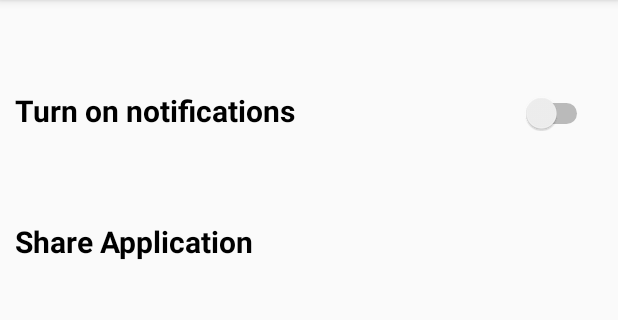
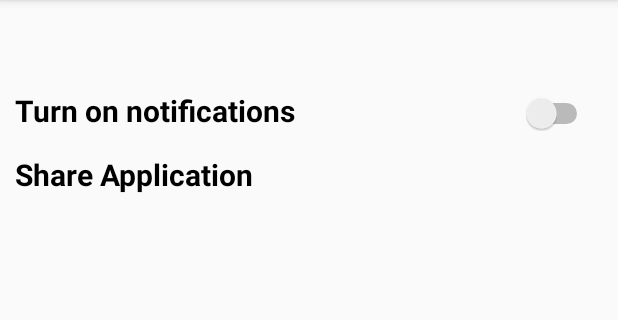
Before and after one commit to ReyCarmel/VebSchool, an Android app: the SettingsActivity screen opened directly, with no data from a screen before it, on a phone screen of 412 x 824 dp, the part 84-404 px from its top. Run offline under Robolectric (Android 15) with nearby library versions, the phone set to English and light mode, and no system bars.

Commit message:
11/06/2019 update

```diff
--- a/app/build.gradle
+++ b/app/build.gradle
@@ -34,6 +34,4 @@ dependencies {
     implementation 'com.squareup.picasso:picasso:2.71828'
     implementation 'com.github.lecho:hellocharts-library:1.5.8@aar'
 
-
-
 }
--- a/app/src/main/res/layout/activity_settings.xml
+++ b/app/src/main/res/layout/activity_settings.xml
@@ -35,7 +35,7 @@
     <TextView
             android:layout_width="wrap_content"
             android:layout_height="wrap_content"
-            android:layout_marginTop="60dp"
+            android:layout_marginTop="15dp"
             android:paddingLeft="10dp"
             android:textColor="#000"
             android:textStyle="bold"
--- a/app/src/main/res/values/strings.xml
+++ b/app/src/main/res/values/strings.xml
@@ -9,4 +9,5 @@
     <string name="l4">Ok</string>
     <string name="a1">Select view option</string>
     <string name="m1">Select Exams</string>
+    <string name="m2">Select Subject</string>
 </resources>
--- a/build.gradle
+++ b/build.gradle
@@ -18,6 +18,9 @@ allprojects {
     repositories {
         google()
         jcenter()
+        maven{
+            url "https://gitpack.io"
+        }
 
     }
 }
```
